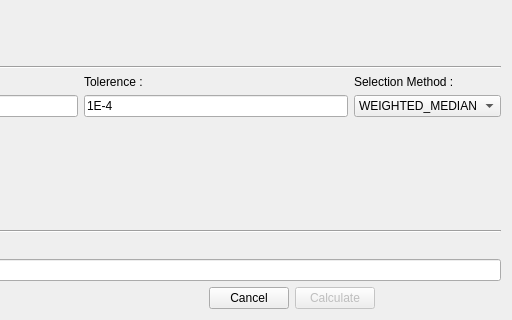
Before: the Qt Designer form PhzQtUI/auxdir/PhzQtUI/DialogPhotometricCorrectionComputation.ui in astrorama/Phosphoros, drawn with Qt 5; both pictures show x 198 to 710 and y 465 to 785 of the 710 by 785 pixel window.
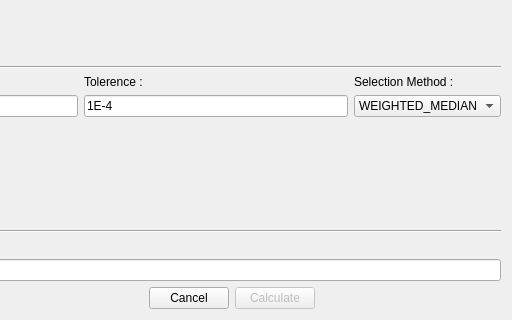
After: the same form once the commit is applied.

```diff
--- a/PhzQtUI/auxdir/PhzQtUI/DialogPhotometricCorrectionComputation.ui
+++ b/PhzQtUI/auxdir/PhzQtUI/DialogPhotometricCorrectionComputation.ui
@@ -501,7 +501,7 @@
        </property>
        <property name="minimumSize">
         <size>
-         <width>120</width>
+         <width>180</width>
          <height>0</height>
         </size>
        </property>
```
